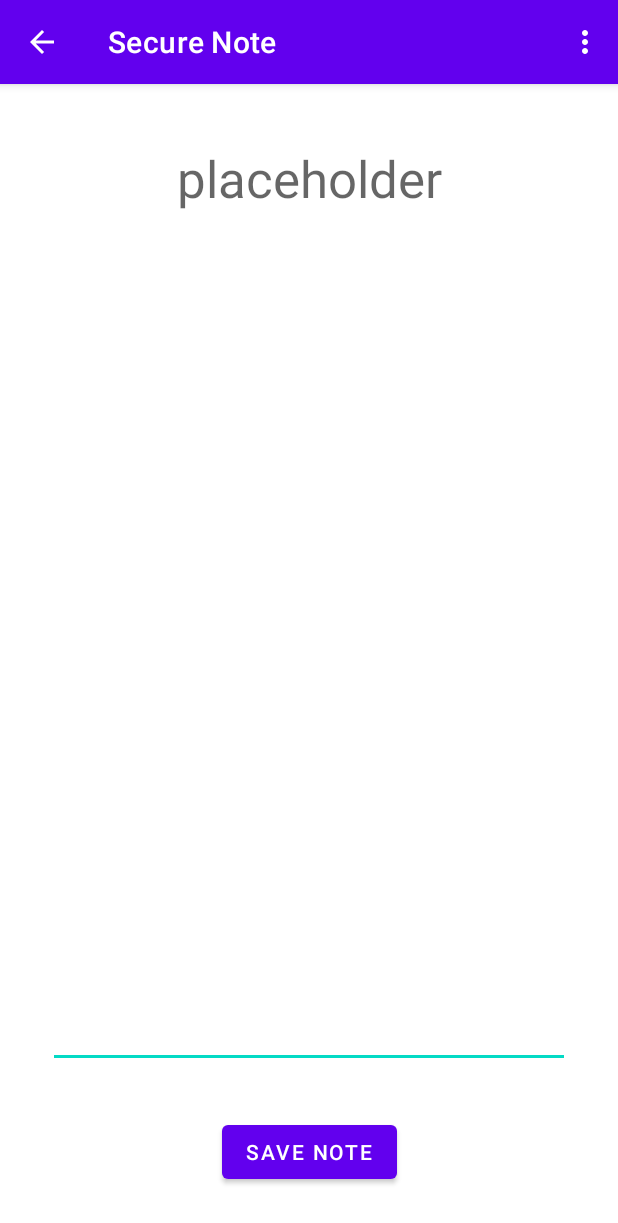
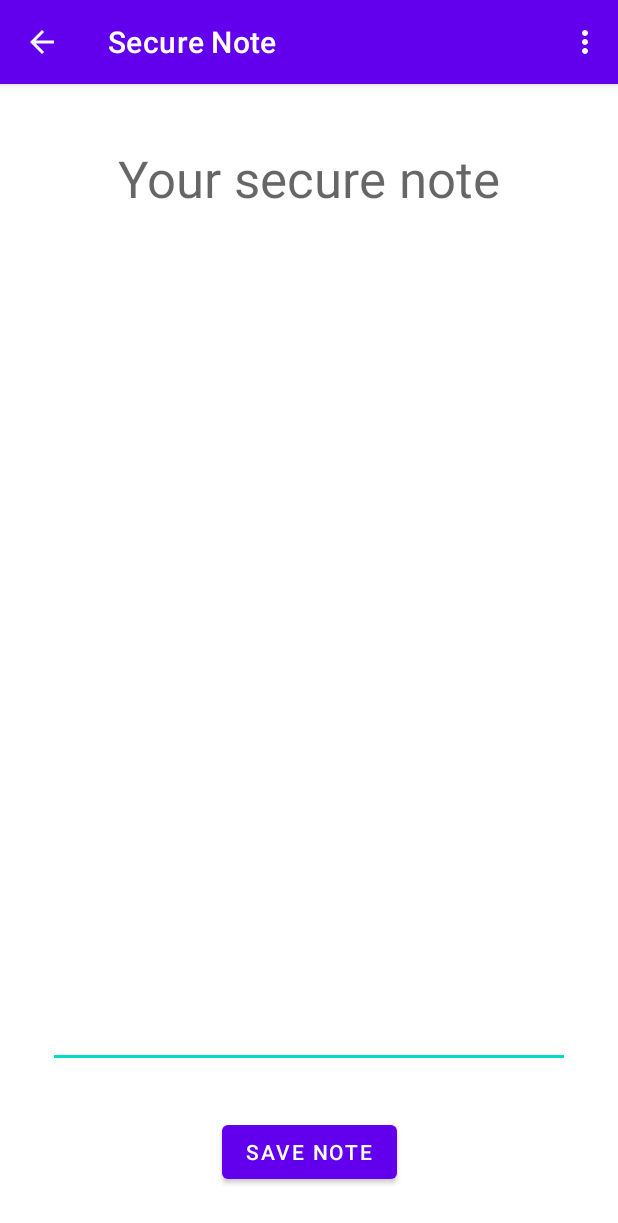
Before and after one commit to emkarcinos/DBSM_SecureNote, an Android app: the NoteActivity screen opened directly, with no data from a screen before it, on a phone screen of 412 x 824 dp. Shown: the top 1223 px of the screen. Run offline under Robolectric (Android 15) with nearby library versions, the light colour scheme and no system bars; 4 statements that could not run were skipped.

Commit message:
Replaced note header placeholder text

```diff
--- a/app/src/main/res/layout/activity_note.xml
+++ b/app/src/main/res/layout/activity_note.xml
@@ -11,7 +11,7 @@
         android:layout_width="wrap_content"
         android:layout_height="wrap_content"
         android:layout_marginTop="40dp"
-        android:text="placeholder"
+        android:text="@string/note_header"
         android:textAppearance="@style/TextAppearance.AppCompat.Display1"
         app:layout_constraintEnd_toEndOf="parent"
         app:layout_constraintStart_toStartOf="parent"
--- a/app/src/main/res/values/strings.xml
+++ b/app/src/main/res/values/strings.xml
@@ -28,4 +28,5 @@
     <string name="yes">Yes</string>
     <string name="no">Skip</string>
     <string name="finger_login">Log in using fingerprint</string>
+    <string name="note_header">Your secure note</string>
 </resources>
```
